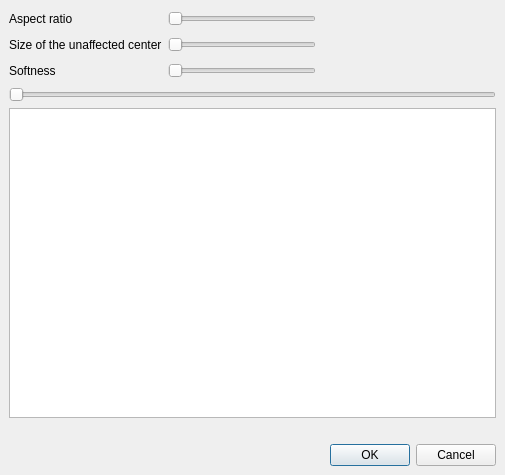
Qt form avidemux_plugins/ADM_videoFilters6/artVignette/qt4/artVignette.ui (mean00/avidemux2) before a commit.
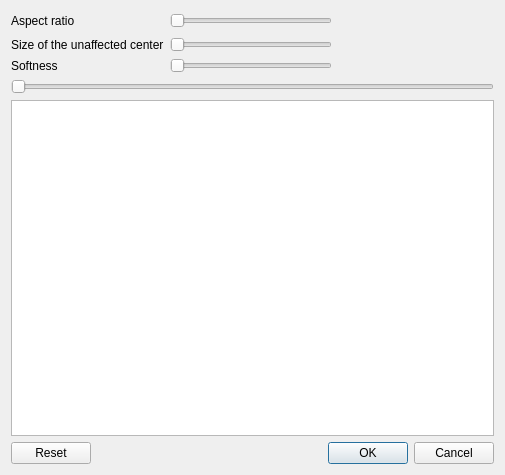
The same form after that commit. Custom widgets are drawn as their Qt base class.

Commit message: [artVignette] Layout the dialog vertically, fix tab order, add reset button

```diff
--- a/avidemux_plugins/ADM_videoFilters6/artVignette/qt4/artVignette.ui
+++ b/avidemux_plugins/ADM_videoFilters6/artVignette/qt4/artVignette.ui
@@ -13,154 +13,123 @@
   <property name="windowTitle">
    <string>Vignette</string>
   </property>
-  <layout class="QGridLayout">
-   <property name="leftMargin">
-    <number>9</number>
-   </property>
-   <property name="topMargin">
-    <number>9</number>
-   </property>
-   <property name="rightMargin">
-    <number>9</number>
-   </property>
-   <property name="bottomMargin">
-    <number>9</number>
-   </property>
-   <property name="spacing">
-    <number>6</number>
-   </property>
-   <item row="7" column="0" colspan="4">
+  <layout class="QVBoxLayout" name="verticalLayout">
+   <item>
+    <layout class="QGridLayout" name="gridLayout">
+     <item row="1" column="1">
+      <widget class="QSlider" name="horizontalSliderCenter">
+       <property name="sizePolicy">
+        <sizepolicy hsizetype="Expanding" vsizetype="Fixed">
+         <horstretch>0</horstretch>
+         <verstretch>0</verstretch>
+        </sizepolicy>
+       </property>
+       <property name="maximum">
+        <number>100</number>
+       </property>
+       <property name="orientation">
+        <enum>Qt::Horizontal</enum>
+       </property>
+      </widget>
+     </item>
+     <item row="0" column="1">
+      <widget class="QSlider" name="horizontalSliderAspect">
+       <property name="sizePolicy">
+        <sizepolicy hsizetype="Expanding" vsizetype="Fixed">
+         <horstretch>0</horstretch>
+         <verstretch>0</verstretch>
+        </sizepolicy>
+       </property>
+       <property name="minimum">
+        <number>0</number>
+       </property>
+       <property name="maximum">
+        <number>100</number>
+       </property>
+       <property name="orientation">
+        <enum>Qt::Horizontal</enum>
+       </property>
+      </widget>
+     </item>
+     <item row="0" column="0">
+      <widget class="QLabel" name="labelAspect">
+       <property name="text">
+        <string>Aspect ratio</string>
+       </property>
+      </widget>
+     </item>
+     <item row="2" column="1">
+      <widget class="QSlider" name="horizontalSliderSoft">
+       <property name="sizePolicy">
+        <sizepolicy hsizetype="Expanding" vsizetype="Fixed">
+         <horstretch>0</horstretch>
+         <verstretch>0</verstretch>
+        </sizepolicy>
+       </property>
+       <property name="maximum">
+        <number>100</number>
+       </property>
+       <property name="orientation">
+        <enum>Qt::Horizontal</enum>
+       </property>
+      </widget>
+     </item>
+     <item row="2" column="0">
+      <widget class="QLabel" name="labelSoftness">
+       <property name="text">
+        <string>Softness</string>
+       </property>
+      </widget>
+     </item>
+     <item row="1" column="0">
+      <widget class="QLabel" name="labelCenter">
+       <property name="text">
+        <string>Size of the unaffected center</string>
+       </property>
+      </widget>
+     </item>
+     <item row="0" column="2">
+      <spacer name="panelSpacer">
+       <property name="orientation">
+        <enum>Qt::Horizontal</enum>
+       </property>
+       <property name="sizeHint" stdset="0">
+        <size>
+         <width>40</width>
+         <height>20</height>
+        </size>
+       </property>
+      </spacer>
+     </item>
+    </layout>
+   </item>
+   <item>
+    <layout class="QHBoxLayout" name="toolboxLayout"/>
+   </item>
+   <item>
     <widget class="ADM_QSlider" name="horizontalSlider">
      <property name="orientation">
       <enum>Qt::Horizontal</enum>
      </property>
     </widget>
    </item>
-   <item row="10" column="0" colspan="4">
+   <item>
+    <widget class="QGraphicsView" name="graphicsView">
+     <property name="focusPolicy">
+      <enum>Qt::NoFocus</enum>
+     </property>
+    </widget>
+   </item>
+   <item>
     <widget class="QDialogButtonBox" name="buttonBox">
      <property name="orientation">
       <enum>Qt::Horizontal</enum>
      </property>
      <property name="standardButtons">
-      <set>QDialogButtonBox::Cancel|QDialogButtonBox::Ok</set>
+      <set>QDialogButtonBox::Cancel|QDialogButtonBox::Ok|QDialogButtonBox::Reset</set>
      </property>
     </widget>
    </item>
-   <item row="8" column="0" colspan="4">
-    <widget class="QGraphicsView" name="graphicsView"/>
-   </item>
-   <item row="9" column="3">
-    <spacer>
-     <property name="orientation">
-      <enum>Qt::Vertical</enum>
-     </property>
-     <property name="sizeType">
-      <enum>QSizePolicy::Fixed</enum>
-     </property>
-     <property name="sizeHint" stdset="0">
-      <size>
-       <width>20</width>
-       <height>20</height>
-      </size>
-     </property>
-    </spacer>
-   </item>
-   <item row="0" column="1">
-    <widget class="QSlider" name="horizontalSliderAspect">
-     <property name="minimum">
-      <number>0</number>
-     </property>
-     <property name="maximum">
-      <number>100</number>
-     </property>
-     <property name="orientation">
-      <enum>Qt::Horizontal</enum>
-     </property>
-    </widget>
-   </item>
-   <item row="0" column="2">
-    <spacer>
-     <property name="orientation">
-      <enum>Qt::Horizontal</enum>
-     </property>
-     <property name="sizeHint" stdset="0">
-      <size>
-       <width>40</width>
-       <height>20</height>
-      </size>
-     </property>
-    </spacer>
-   </item>
-   <item row="1" column="0">
-    <widget class="QLabel" name="label">
-     <property name="text">
-      <string>Size of the unaffected center</string>
-     </property>
-    </widget>
-   </item>
-   <item row="2" column="0">
-    <widget class="QLabel" name="label_2">
-     <property name="text">
-      <string>Softness</string>
-     </property>
-    </widget>
-   </item>
-   <item row="1" column="1">
-    <widget class="QSlider" name="horizontalSliderCenter">
-     <property name="maximum">
-      <number>100</number>
-     </property>
-     <property name="orientation">
-      <enum>Qt::Horizontal</enum>
-     </property>
-    </widget>
-   </item>
-   <item row="2" column="1">
-    <widget class="QSlider" name="horizontalSliderSoft">
-     <property name="maximum">
-      <number>100</number>
-     </property>
-     <property name="orientation">
-      <enum>Qt::Horizontal</enum>
-     </property>
-    </widget>
-   </item>
-   <item row="1" column="2">
-    <spacer name="horizontalSpacer">
-     <property name="orientation">
-      <enum>Qt::Horizontal</enum>
-     </property>
-     <property name="sizeHint" stdset="0">
-      <size>
-       <width>40</width>
-       <height>20</height>
-      </size>
-     </property>
-    </spacer>
-   </item>
-   <item row="2" column="2">
-    <spacer name="horizontalSpacer_2">
-     <property name="orientation">
-      <enum>Qt::Horizontal</enum>
-     </property>
-     <property name="sizeHint" stdset="0">
-      <size>
-       <width>40</width>
-       <height>20</height>
-      </size>
-     </property>
-    </spacer>
-   </item>
-   <item row="0" column="0">
-    <widget class="QLabel" name="label_3">
-     <property name="text">
-      <string>Aspect ratio</string>
-     </property>
-    </widget>
-   </item>
-   <item row="4" column="0" colspan="3">
-    <layout class="QHBoxLayout" name="toolboxLayout"/>
-   </item>
   </layout>
  </widget>
  <customwidgets>
```
Left out of the diff: 4 changed lines with no effect on the pictures. The commit also changes 5 other files.
